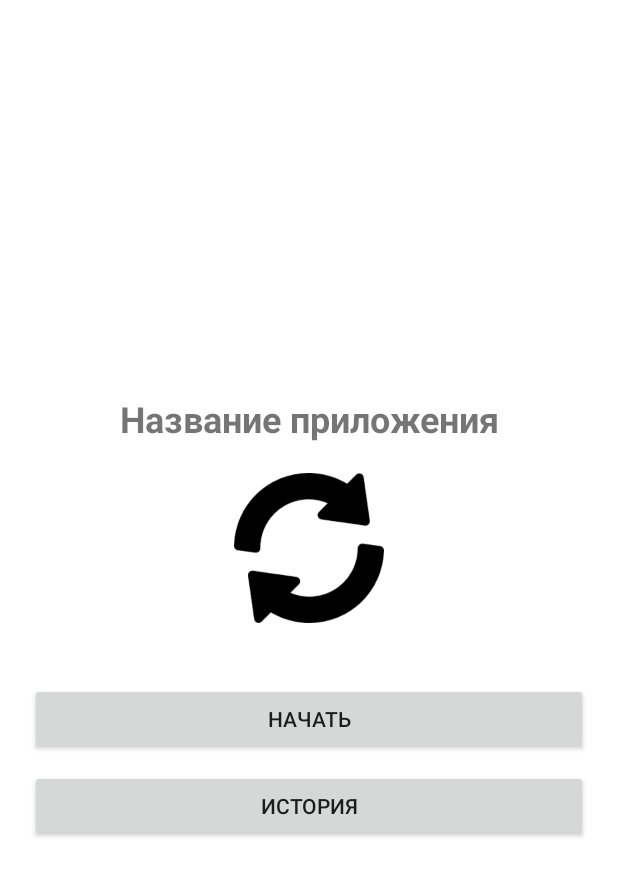
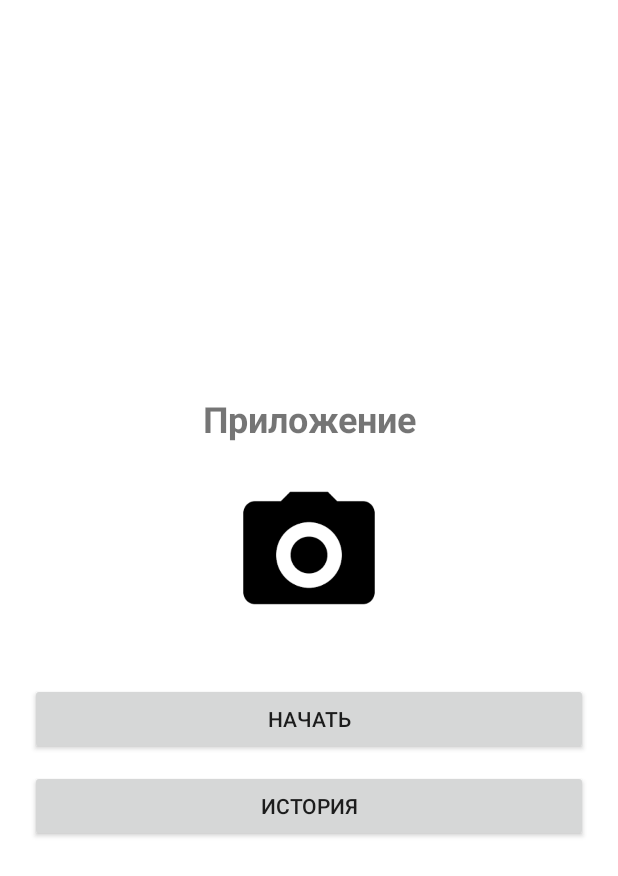
Before and after one commit to profitroli4/mtuci_project_practicum_2025, an Android app: the StartActivity screen opened directly, with no data from a screen before it, on a phone screen of 412 x 824 dp. Shown: the top 876 px of the screen. Run offline under Robolectric (Android 15) with nearby library versions, the phone set to English and light mode, and no system bars.

Commit message:
updated visuals(text and logo)

```diff
--- a/app/src/main/res/layout/activity_start.xml
+++ b/app/src/main/res/layout/activity_start.xml
@@ -11,7 +11,7 @@
         android:id="@+id/titleTextView"
         android:layout_width="wrap_content"
         android:layout_height="wrap_content"
-        android:text="Название приложения"
+        android:text="Приложение"
         android:textSize="24sp"
         android:textStyle="bold"
         android:gravity="center"
@@ -21,7 +21,7 @@
         android:id="@+id/mainIcon"
         android:layout_width="100dp"
         android:layout_height="100dp"
-        android:src="@drawable/reload"
+        android:src="@drawable/cameraa"
         android:layout_marginBottom="40dp"/>
 
     <Button
```
